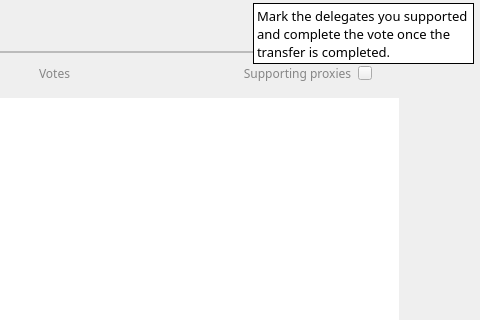
Above: delegatespage.ui from PinkDiamond1/WalletLite before the change; both pictures show x 347 to 827 and y 0 to 320 of the 827 by 532 pixel window. Below: the same form after it.
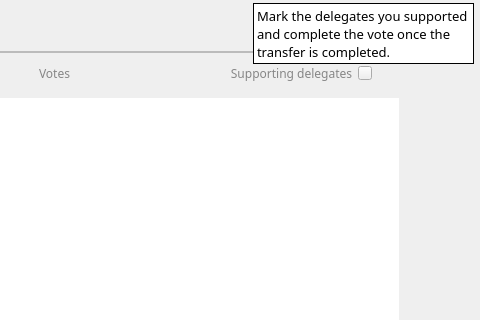
That is the form after the change.

```diff
--- a/delegatespage.ui
+++ b/delegatespage.ui
@@ -109,9 +109,9 @@
   <widget class="QLabel" name="label_13">
    <property name="geometry">
     <rect>
-     <x>584</x>
+     <x>568</x>
      <y>58</y>
-     <width>121</width>
+     <width>141</width>
      <height>30</height>
     </rect>
    </property>
@@ -124,7 +124,7 @@
     <string notr="true">color: rgb(134, 134, 134);</string>
    </property>
    <property name="text">
-    <string>Supporting proxies</string>
+    <string>Supporting delegates</string>
    </property>
    <property name="alignment">
     <set>Qt::AlignCenter</set>
```
